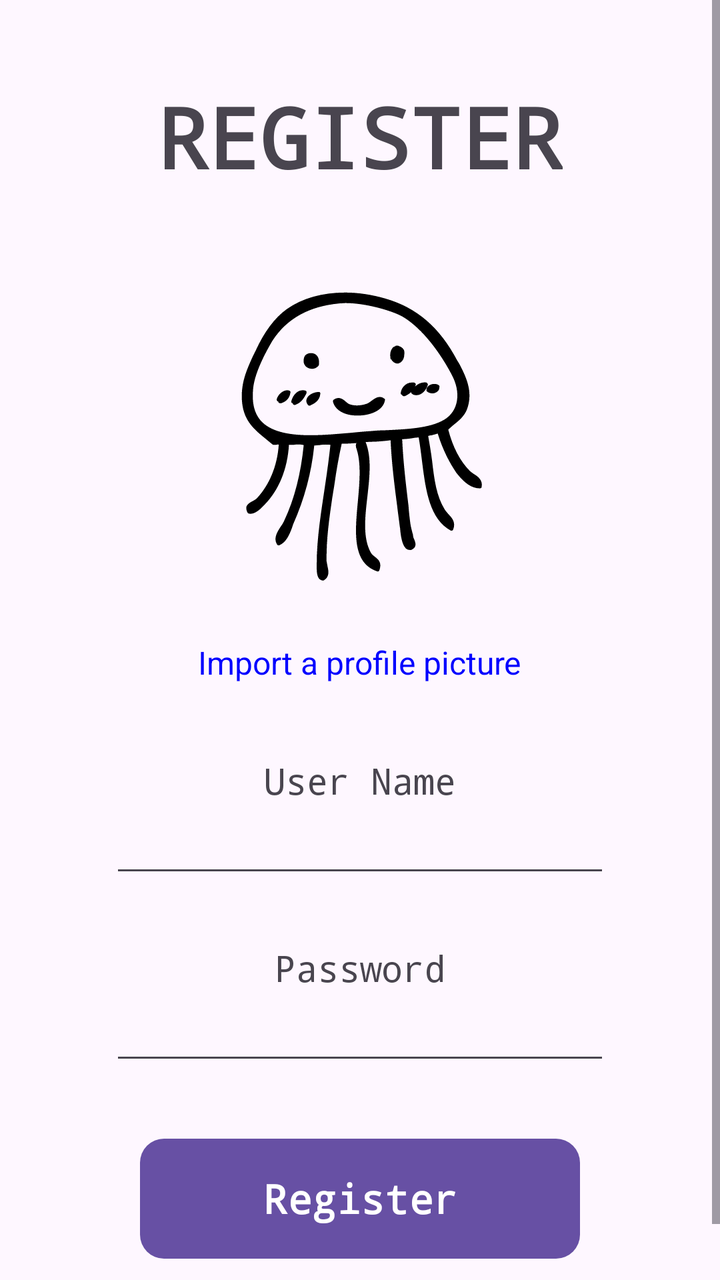
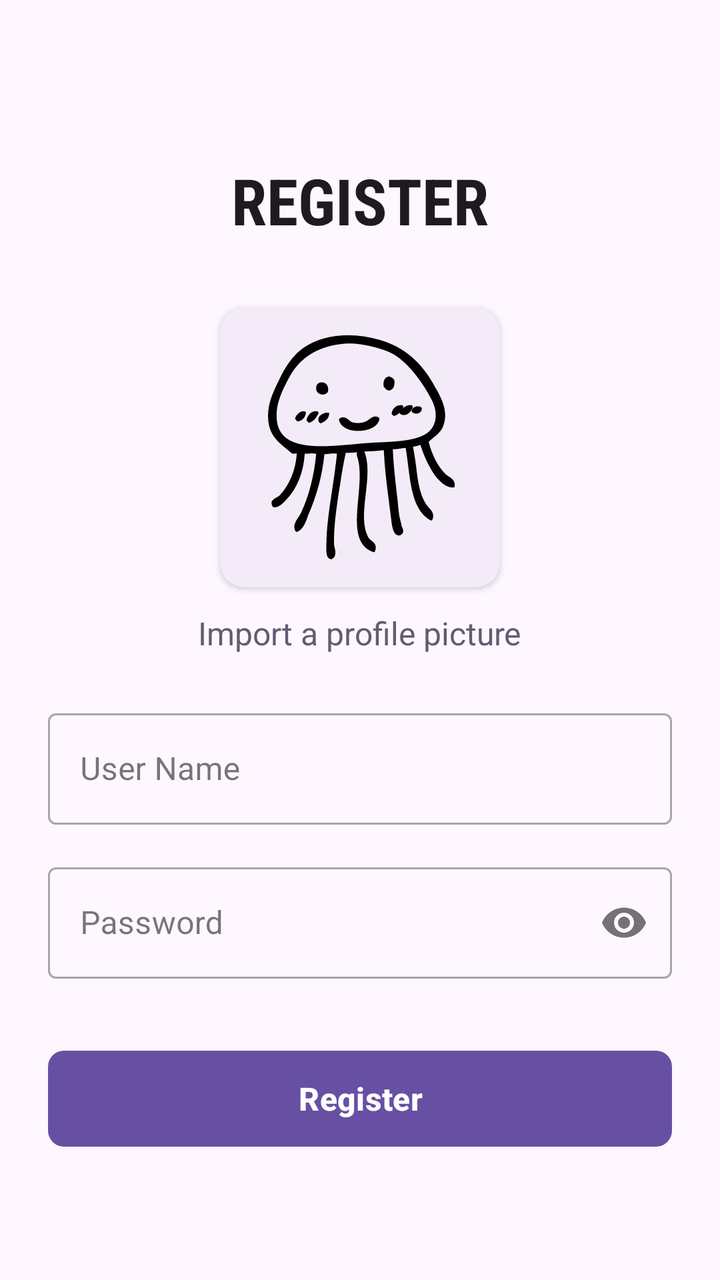

Screens rendered from an Android XML layout before and after an edit, with the pre-edit source and the edit as a unified diff.
<!-- AndroidManifest.xml: application theme Theme.Academo -->
<!-- res/layout/activity_register.xml -->
<?xml version="1.0" encoding="utf-8"?>
<ScrollView
    xmlns:android="http://schemas.android.com/apk/res/android"
    xmlns:tools="http://tools.android.com/tools"
    android:id="@+id/main"
    android:layout_width="match_parent"
    android:layout_height="match_parent"
    android:fillViewport="true"
    tools:context=".RegisterActivity">

  <LinearLayout
      android:id="@+id/main_container"
      android:layout_width="match_parent"
      android:layout_height="wrap_content"
      android:orientation="vertical"
      android:padding="24dp"
      android:gravity="center_horizontal">

    <TextView
        android:id="@+id/register_title"
        android:layout_width="wrap_content"
        android:layout_height="wrap_content"
        android:layout_marginTop="16dp"
        android:layout_marginBottom="32dp"
        android:text="@string/register_title"
        android:textSize="42sp"
        android:fontFamily="monospace"
        android:textStyle="bold" />

    <ImageView
        android:id="@+id/register_profile_image"
        android:layout_width="180dp"
        android:layout_height="180dp"
        android:scaleType="centerCrop"
        android:background="@drawable/profile_picture"
        android:contentDescription="@string/register_profile_picture"
        android:focusable="true"
        android:clickable="true" />

    <TextView
        android:id="@+id/register_import_picture_text"
        android:layout_width="wrap_content"
        android:layout_height="wrap_content"
        android:layout_marginTop="12dp"
        android:layout_marginBottom="24dp"
        android:fontFamily="sans-serif"
        android:text="@string/register_profile_picture"
        android:textSize="16sp"
        android:textColor="#0000FF"
        android:focusable="true"
        android:clickable="true" />

    <TextView
        android:id="@+id/register_user_name_label"
        android:layout_width="wrap_content"
        android:layout_height="wrap_content"
        android:layout_marginTop="12dp"
        android:fontFamily="monospace"
        android:text="@string/register_user_name"
        android:textSize="18sp" />

    <EditText
        android:id="@+id/register_user_name_input"
        android:layout_width="250dp"
        android:layout_height="wrap_content"
        android:layout_marginBottom="16dp"
        android:autofillHints="username"
        android:inputType="textPersonName" />

    <TextView
        android:id="@+id/register_password_label"
        android:layout_width="wrap_content"
        android:layout_height="wrap_content"
        android:layout_marginTop="12dp"
        android:fontFamily="monospace"
        android:text="@string/register_password"
        android:textSize="18sp" />

    <EditText
        android:id="@+id/register_password_input"
        android:layout_width="250dp"
        android:layout_height="wrap_content"
        android:layout_marginBottom="32dp"
        android:autofillHints="password"
        android:inputType="textPassword" />

    <Button
        android:id="@+id/register_button"
        android:layout_width="220dp"
        android:layout_height="60dp"
        android:layout_marginBottom="16dp"
        android:background="@drawable/square_button_selector"
        android:fontFamily="monospace"
        android:text="@string/register_button"
        android:textColor="#FFFFFF"
        android:textSize="20sp"
        android:textStyle="bold" />

  </LinearLayout>
</ScrollView>
<!-- resources referenced by this layout -->
<resources>
  <!-- drawable profile_picture: vector/xml drawable (drawable, 6495 chars, omitted) -->
  <!-- drawable square_button_selector (drawable) -->
  <?xml version="1.0" encoding="utf-8"?>
  <shape xmlns:android="http://schemas.android.com/apk/res/android">
  
      <solid android:color="#6750A4"/>
  
      <corners android:radius="12dp"/>
  
  </shape>
  <string name="register_button">Register</string>
  <string name="register_password">Password</string>
  <string name="register_profile_picture">Import a profile picture</string>
  <string name="register_title">REGISTER</string>
  <string name="register_user_name">User Name</string>
  <style name="Theme.Academo" parent="Base.Theme.Academo" />
  <style name="Base.Theme.Academo" parent="Theme.Material3.DayNight.NoActionBar">
          
          
      </style>
</resources>

<!-- the commit's change to res/layout/activity_register.xml (unified diff, before → after) -->
@@ -1,11 +1,12 @@
 <?xml version="1.0" encoding="utf-8"?>
-<ScrollView
-    xmlns:android="http://schemas.android.com/apk/res/android"
+<ScrollView xmlns:android="http://schemas.android.com/apk/res/android"
     xmlns:tools="http://tools.android.com/tools"
+    xmlns:app="http://schemas.android.com/apk/res-auto"
     android:id="@+id/main"
     android:layout_width="match_parent"
     android:layout_height="match_parent"
     android:fillViewport="true"
+    android:background="?android:attr/windowBackground"
     tools:context=".RegisterActivity">
 
   <LinearLayout
@@ -14,28 +15,40 @@
       android:layout_height="wrap_content"
       android:orientation="vertical"
       android:padding="24dp"
-      android:gravity="center_horizontal">
+      android:clipToPadding="false"
+      android:gravity="center">
 
     <TextView
         android:id="@+id/register_title"
         android:layout_width="wrap_content"
         android:layout_height="wrap_content"
+        android:layout_gravity="center_horizontal"
         android:layout_marginTop="16dp"
         android:layout_marginBottom="32dp"
         android:text="@string/register_title"
-        android:textSize="42sp"
-        android:fontFamily="monospace"
-        android:textStyle="bold" />
+        android:textSize="32sp"
+        android:fontFamily="sans-serif-condensed"
+        android:textStyle="bold"
+        android:textColor="?android:attr/textColorPrimary"/>
 
-    <ImageView
-        android:id="@+id/register_profile_image"
-        android:layout_width="180dp"
-        android:layout_height="180dp"
-        android:scaleType="centerCrop"
-        android:background="@drawable/profile_picture"
-        android:contentDescription="@string/register_profile_picture"
-        android:focusable="true"
-        android:clickable="true" />
+    <com.google.android.material.card.MaterialCardView
+        android:layout_width="140dp"
+        android:layout_height="140dp"
+        android:layout_gravity="center_horizontal"
+        app:cardElevation="2dp"
+        app:strokeWidth="0dp">
+
+      <ImageView
+          android:id="@+id/register_profile_image"
+          android:layout_width="match_parent"
+          android:layout_height="match_parent"
+          android:scaleType="centerCrop"
+          android:src="@drawable/profile_picture"
+          android:contentDescription="@string/register_profile_picture"
+          android:focusable="true"
+          android:clickable="true" />
+
+    </com.google.android.material.card.MaterialCardView>
 
     <TextView
         android:id="@+id/register_import_picture_text"
@@ -45,56 +58,53 @@
         android:layout_marginBottom="24dp"
         android:fontFamily="sans-serif"
         android:text="@string/register_profile_picture"
+        android:layout_gravity="center_horizontal"
+        android:textColor="?android:attr/colorAccent"
         android:textSize="16sp"
-        android:textColor="#0000FF"
         android:focusable="true"
         android:clickable="true" />
 
-    <TextView
-        android:id="@+id/register_user_name_label"
-        android:layout_width="wrap_content"
-        android:layout_height="wrap_content"
-        android:layout_marginTop="12dp"
-        android:fontFamily="monospace"
-        android:text="@string/register_user_name"
-        android:textSize="18sp" />
-
-    <EditText
-        android:id="@+id/register_user_name_input"
-        android:layout_width="250dp"
+    <com.google.android.material.textfield.TextInputLayout
+        android:id="@+id/register_user_name_layout"
+        style="@style/Widget.MaterialComponents.TextInputLayout.OutlinedBox"
+        android:layout_width="match_parent"
         android:layout_height="wrap_content"
         android:layout_marginBottom="16dp"
-        android:autofillHints="username"
-        android:inputType="textPersonName" />
+        android:hint="@string/register_user_name">
 
-    <TextView
-        android:id="@+id/register_password_label"
-        android:layout_width="wrap_content"
-        android:layout_height="wrap_content"
-        android:layout_marginTop="12dp"
-        android:fontFamily="monospace"
-        android:text="@string/register_password"
-        android:textSize="18sp" />
+      <com.google.android.material.textfield.TextInputEditText
+          android:id="@+id/register_user_name_input"
+          android:layout_width="match_parent"
+          android:layout_height="wrap_content"
+          android:inputType="textPersonName"
+          android:autofillHints="username" />
+    </com.google.android.material.textfield.TextInputLayout>
 
-    <EditText
-        android:id="@+id/register_password_input"
-        android:layout_width="250dp"
+    <com.google.android.material.textfield.TextInputLayout
+        android:id="@+id/register_password_layout"
+        style="@style/Widget.MaterialComponents.TextInputLayout.OutlinedBox"
+        android:layout_width="match_parent"
         android:layout_height="wrap_content"
         android:layout_marginBottom="32dp"
-        android:autofillHints="password"
-        android:inputType="textPassword" />
+        android:hint="@string/register_password"
+        app:passwordToggleEnabled="true">
 
-    <Button
+      <com.google.android.material.textfield.TextInputEditText
+          android:id="@+id/register_password_input"
+          android:layout_width="match_parent"
+          android:layout_height="wrap_content"
+          android:inputType="textPassword"
+          android:autofillHints="password" />
+    </com.google.android.material.textfield.TextInputLayout>
+
+    <com.google.android.material.button.MaterialButton
         android:id="@+id/register_button"
-        android:layout_width="220dp"
-        android:layout_height="60dp"
-        android:layout_marginBottom="16dp"
-        android:background="@drawable/square_button_selector"
-        android:fontFamily="monospace"
+        android:layout_width="match_parent"
+        android:layout_height="56dp"
         android:text="@string/register_button"
-        android:textColor="#FFFFFF"
-        android:textSize="20sp"
-        android:textStyle="bold" />
+        android:textSize="16sp"
+        android:textStyle="bold"
+        app:cornerRadius="8dp" />
 
   </LinearLayout>
 </ScrollView>
<!-- resource entries referenced after the edit -->
@@ -1,15 +1,6 @@
 <!-- resources referenced by this layout -->
 <resources>
   <!-- drawable profile_picture: vector/xml drawable (drawable, 6495 chars, omitted) -->
-  <!-- drawable square_button_selector (drawable) -->
-  <?xml version="1.0" encoding="utf-8"?>
-  <shape xmlns:android="http://schemas.android.com/apk/res/android">
-  
-      <solid android:color="#6750A4"/>
-  
-      <corners android:radius="12dp"/>
-  
-  </shape>
   <string name="register_button">Register</string>
   <string name="register_password">Password</string>
   <string name="register_profile_picture">Import a profile picture</string>
